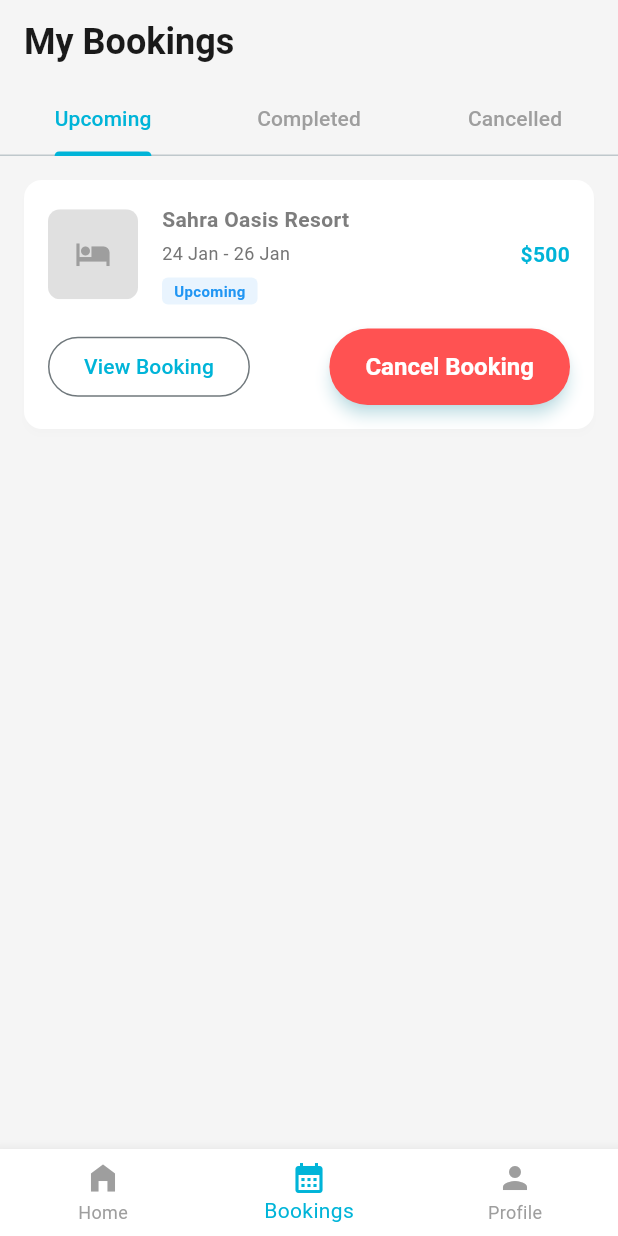
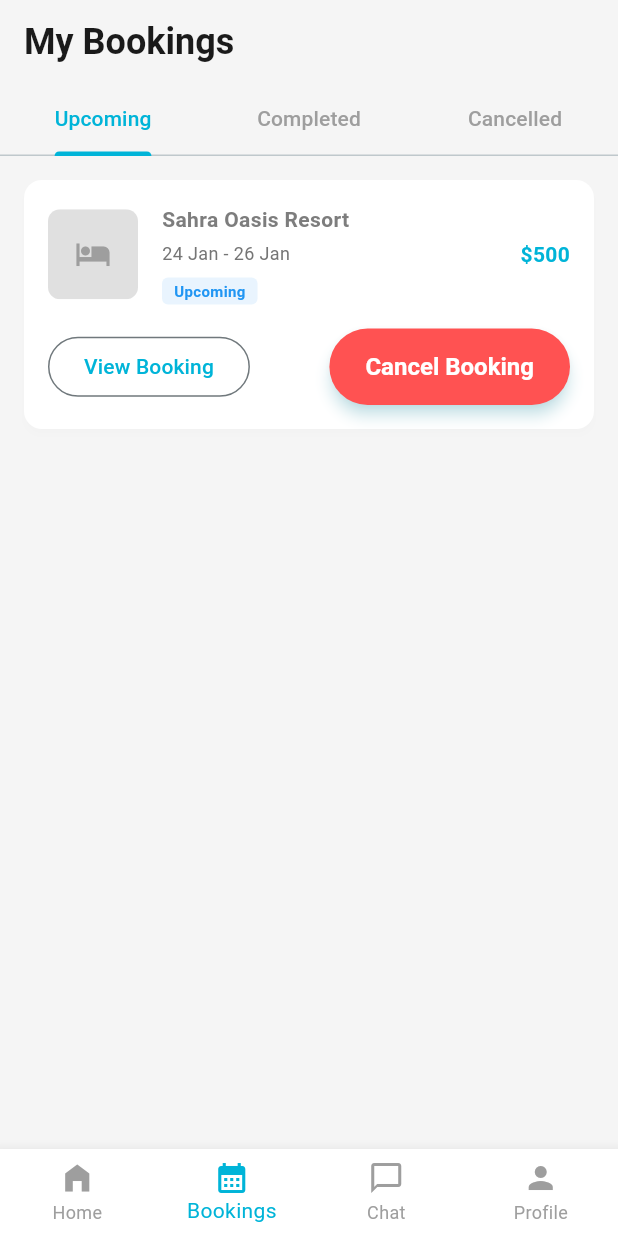
Before and after one commit to nanenmalik/SwiftRetreat, a Flutter app: the screen it shows once a user with an empty profile is signed in, item 2 of the bottom bar chosen, on a phone screen of 412 x 824 dp. Run offline on Flutter 3.47's test engine with Material 3 defaults, Android fonts, the phone set to English and light mode, and no system bars; our stand-ins replace cloud_firestore, dash_chat_2, firebase_auth, firebase_core, google_generative_ai, google_sign_in; missing offline and left inert: googleapis; accounts and stored records are empty; network calls fail.

Commit message:
Implement AI Chatbot feature, update UI and valid hotel images

```diff
--- a/swiftretreat/lib/data/mock_data.dart
+++ b/swiftretreat/lib/data/mock_data.dart
@@ -266,7 +266,7 @@ class MockData {
       rating: 4.7,
       pricePerNight: 160.0,
       imageUrl:
-          'https://images.unsplash.com/photo-1578683010236-d716f9a3f461?auto=format&fit=crop&w=800&q=80', // Placeholder
+          'https://images.unsplash.com/photo-1618773928121-c32242e63f39?auto=format&fit=crop&w=800&q=80',
       amenities: ['Bosphorus View', 'Turkish Bath', 'Halal Dining'],
       isShariahCompliant: true,
       reviews: _mockReviews,
@@ -343,7 +343,7 @@ class MockData {
       rating: 4.5,
       pricePerNight: 350.0,
       imageUrl:
-          'https://images.unsplash.com/photo-1566073771259-6a8506099945?auto=format&fit=crop&w=800&q=80', // Placeholder
+          'https://images.unsplash.com/photo-1505691938895-1758d7feb511?auto=format&fit=crop&w=800&q=80',
       amenities: ['High Tea', 'City Center', 'Concierge'],
       isShariahCompliant: true,
       reviews: _mockReviews,
--- a/swiftretreat/lib/main.dart
+++ b/swiftretreat/lib/main.dart
@@ -15,6 +15,7 @@ import 'screens/profile/payment_methods_screen.dart';
 import 'screens/profile/settings_screen.dart';
 import 'screens/profile/help_support_screen.dart';
 import 'screens/destination/destination_screen.dart';
+import 'screens/chat/chat_screen.dart';
 
 void main() async {
   WidgetsFlutterBinding.ensureInitialized();
@@ -42,6 +43,7 @@ class SwiftRetreatApp extends StatelessWidget {
         '/payment-methods': (context) => const PaymentMethodsScreen(),
         '/settings': (context) => const SettingsScreen(),
         '/help': (context) => const HelpSupportScreen(),
+        '/chat': (context) => const ChatScreen(),
       },
       onGenerateRoute: (settings) {
         if (settings.name == '/detail') {
--- a/swiftretreat/lib/screens/home/home_screen.dart
+++ b/swiftretreat/lib/screens/home/home_screen.dart
@@ -7,6 +7,7 @@ import 'widgets/hotel_card.dart';
 import '../bookings/my_bookings_screen.dart';
 import '../profile/profile_screen.dart';
 import 'widgets/filter_bottom_sheet.dart';
+import '../chat/chat_screen.dart';
 
 class HomeScreen extends StatefulWidget {
   const HomeScreen({super.key});
@@ -26,6 +27,7 @@ class _HomeScreenState extends State<HomeScreen> {
     _pages = [
       HomeContent(onProfileTap: _onItemTapped),
       const MyBookingsScreen(),
+      const ChatScreen(),
       const ProfileScreen(),
     ];
   }
@@ -51,6 +53,10 @@ class _HomeScreenState extends State<HomeScreen> {
           BottomNavigationBarItem(
             icon: Icon(Icons.calendar_month),
             label: 'Bookings',
+          ),
+          BottomNavigationBarItem(
+            icon: Icon(Icons.chat_bubble_outline),
+            label: 'Chat',
           ),
           BottomNavigationBarItem(icon: Icon(Icons.person), label: 'Profile'),
         ],
--- a/swiftretreat/lib/theme/app_theme.dart
+++ b/swiftretreat/lib/theme/app_theme.dart
@@ -12,6 +12,7 @@ class AppTheme {
   // Deprecated colors mapped for compatibility if needed elsewhere
   static const Color mocha = primaryTeal;
   static const Color darkMocha = textDark;
+  static const Color cream = Color(0xFFFFF8E7);
 
   static final ThemeData bohemianTheme = ThemeData(
     useMaterial3: true,
```
Also changed, not shown: swiftretreat/lib/screens/chat/chat_screen.dart (added, +67 -0 lines), swiftretreat/lib/services/chat_service.dart (added, +49 -0 lines).
